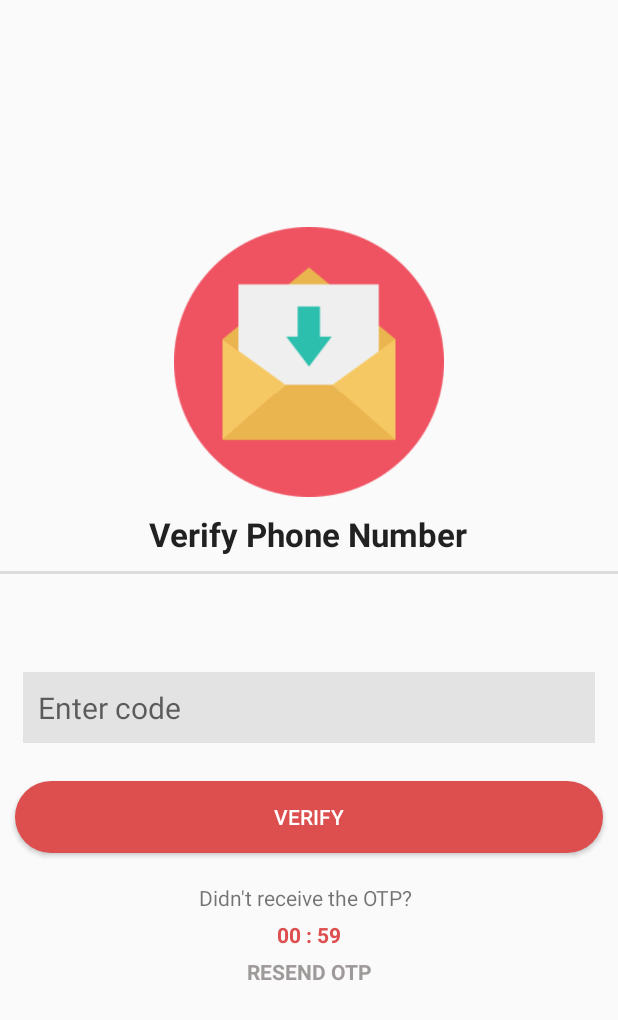
After one commit to RakibulNayeem/MediAide, an Android app: the VerifyPhoneNo_3 screen opened directly, with no data from a screen before it, on a phone screen of 412 x 824 dp. The commit adds this screen. Shown: the top 1020 px of the screen. Run offline under Robolectric (Android 15) with nearby library versions, the phone set to English and light mode, and no system bars; our stand-ins replace Firebase (no records; nobody signed in at launch, a user with empty details on screens opened directly).

Commit message:
donor activity update

```diff
--- a/app/src/main/AndroidManifest.xml
+++ b/app/src/main/AndroidManifest.xml
@@ -83,7 +83,7 @@
         <activity android:name=".ChangePP" />
         <activity android:name=".MainActivity" />
         <activity android:name=".Profile.UpdateProfile" />
-        <activity android:name=".Donor.SearchActivity" />
+        <activity android:name=".Donor.BloodDonorActivity" />
     </application>
 
 </manifest>
--- a/app/src/main/java/com/rakibulnayeem/mediaide/Donor/SearchAdapter.java
+++ b/app/src/main/java/com/rakibulnayeem/mediaide/Donor/BloodDonorAdapter.java
@@ -17,7 +17,7 @@ import com.rakibulnayeem.mediaide.Profile.UsersProfile;
 
 import java.util.List;
 
-public class SearchAdapter extends RecyclerView.Adapter<SearchAdapter.MyViewHolder> {
+public class BloodDonorAdapter extends RecyclerView.Adapter<BloodDonorAdapter.MyViewHolder> {
 
 
     private Context context;
@@ -28,7 +28,7 @@ public class SearchAdapter extends RecyclerView.Adapter<SearchAdapter.MyViewHold
     String current_uid;
     DatabaseReference clickDataRef;
 
-    public SearchAdapter(Context context, List<SignUpAdapter> uploadList) {
+    public BloodDonorAdapter(Context context, List<SignUpAdapter> uploadList) {
         this.context = context;
         this.uploadList = uploadList;
     }
--- a/app/src/main/java/com/rakibulnayeem/mediaide/MainActivity.java
+++ b/app/src/main/java/com/rakibulnayeem/mediaide/MainActivity.java
@@ -214,7 +214,7 @@ public class MainActivity extends AppCompatActivity  {
                         case R.id.nav_request :
                             //fragment transaction
 
-                            actionBar.setTitle("Request");//change action bar title
+                            actionBar.setTitle("Blood Request");//change action bar title
                             RequestFragment requestFragment = new RequestFragment();
                             FragmentTransaction ft2 = getSupportFragmentManager().beginTransaction();
                             ft2.replace(R.id.content,requestFragment,"");
--- /dev/null
+++ b/app/src/main/java/com/rakibulnayeem/mediaide/SignUpLogIn/VerifyPhoneNo_3.java
@@ -0,0 +1,339 @@
+package com.rakibulnayeem.mediaide.SignUpLogIn;
+
+import androidx.annotation.NonNull;
+import androidx.appcompat.app.ActionBar;
+import androidx.appcompat.app.AppCompatActivity;
+
+import android.content.Intent;
+import android.graphics.Color;
+import android.os.Bundle;
+import android.os.CountDownTimer;
+import android.util.Log;
+import android.view.View;
+import android.view.WindowManager;
+import android.widget.Button;
+import android.widget.EditText;
+import android.widget.ProgressBar;
+import android.widget.TextView;
+import android.widget.Toast;
+
+import com.google.android.gms.tasks.OnCompleteListener;
+import com.google.android.gms.tasks.Task;
+import com.google.firebase.FirebaseException;
+import com.google.firebase.FirebaseTooManyRequestsException;
+import com.google.firebase.auth.AuthResult;
+import com.google.firebase.auth.FirebaseAuth;
+import com.google.firebase.auth.FirebaseAuthInvalidCredentialsException;
+import com.google.firebase.auth.FirebaseUser;
+import com.google.firebase.auth.PhoneAuthCredential;
+import com.google.firebase.auth.PhoneAuthOptions;
+import com.google.firebase.auth.PhoneAuthProvider;
+import com.google.firebase.database.DataSnapshot;
+import com.google.firebase.database.DatabaseError;
+import com.google.firebase.database.DatabaseReference;
+import com.google.firebase.database.FirebaseDatabase;
+import com.google.firebase.database.Query;
+import com.google.firebase.database.ValueEventListener;
+import com.rakibulnayeem.mediaide.MainActivity;
+import com.rakibulnayeem.mediaide.R;
+
+import java.util.Locale;
+import java.util.concurrent.TimeUnit;
+
+public class VerifyPhoneNo_3 extends AppCompatActivity implements View.OnClickListener {
+    private static final String TAG = "PhoneAuthActivity";
+
+
+    EditText otp;
+    TextView resendOtpBtn, countDownTimerTv;
+    CountDownTimer countDownTimer;
+    Button verifyBtn;
+    String no;
+    String phoneNumber;
+    private FirebaseAuth mAuth;
+    private FirebaseUser user;
+    private ProgressBar progressBar;
+    DatabaseReference databaseReference;
+
+    private String mVerificationId;
+    private PhoneAuthProvider.ForceResendingToken mResendToken;
+
+    @Override
+    protected void onCreate(Bundle savedInstanceState) {
+        super.onCreate(savedInstanceState);
+        setContentView(R.layout.activity_verify_phone_no3);
+        //No notification bar
+        getWindow().setFlags(WindowManager.LayoutParams.FLAG_FULLSCREEN,
+                WindowManager.LayoutParams.FLAG_FULLSCREEN);
+
+        ActionBar actionBar = getSupportActionBar();
+        actionBar.hide();
+
+        mAuth = FirebaseAuth.getInstance();
+        otp = findViewById(R.id.otpEtId);
+        countDownTimerTv = findViewById(R.id.countDownTimerTvId);
+        progressBar = findViewById(R.id.progressBarVerifyId);
+        databaseReference = FirebaseDatabase.getInstance().getReference("persons_info");
+
+        no = getIntent().getStringExtra("phone_number");
+        phoneNumber = no;
+        verifyBtn = (Button) findViewById(R.id.verifyOTPBtnId);
+        resendOtpBtn = findViewById(R.id.resendOtpId);
+
+        //send verification code
+        startPhoneNumberVerification(phoneNumber);
+
+        countDownTimer = new CountDownTimer(60000,1000) {
+            @Override
+            public void onTick(long millisUntilFinished) {
+
+                countDownTimerTv.setVisibility(View.VISIBLE);
+                resendOtpBtn.setEnabled(false);
+                resendOtpBtn.setTextColor(Color.parseColor("#9e9a99"));
+                //when tick
+                //convert millisecond to minute and second
+                //countDownTimerTv.setText(millisUntilFinished/1000 + " sec left");
+                String sDuration = String.format(Locale.ENGLISH, "%02d : %02d",
+                        TimeUnit.MILLISECONDS.toMinutes(millisUntilFinished)
+                        , TimeUnit.MILLISECONDS.toSeconds(millisUntilFinished) -
+                                TimeUnit.MINUTES.toSeconds(TimeUnit.MILLISECONDS.toMinutes(millisUntilFinished)));
+
+                countDownTimerTv.setText(sDuration);
+            }
+
+            @Override
+            public void onFinish() {
+                countDownTimerTv.setVisibility(View.GONE);
+                resendOtpBtn.setTextColor(Color.parseColor("#DD4E4E"));
+                resendOtpBtn.setEnabled(true);
+            }
+        };
+
+
+
+        countDownTimer.start();
+
+
+
+        verifyBtn.setOnClickListener(this);
+        resendOtpBtn.setOnClickListener(this);
+
+
+
+    }
+
+
+    @Override
+    public void onClick(View v) {
+        if (v == verifyBtn)
+        {
+
+            String code = otp.getText().toString().trim();
+            if (code.isEmpty() || code.length() < 6) {
+                otp.setError("Enter valid code");
+                otp.requestFocus();
+                return;
+            }
+            progressBar.setVisibility(View.VISIBLE);
+            //verifying the code entered manually
+            verifyPhoneNumberWithCode(code);
+        }
+
+
+        else if(v == resendOtpBtn)
+        {
+            Toast.makeText(getApplicationContext(),"Code again sent  to +88"+no,Toast.LENGTH_SHORT).show();
+            resendVerificationCode(no, mResendToken);
+
+            countDownTimer.start();
+        }
+
+    }
+
+    // [START on_start_check_user]
+    @Override
+    public void onStart() {
+        super.onStart();
+        // Check if user is signed in (non-null) and update UI accordingly.
+        FirebaseUser currentUser = mAuth.getCurrentUser();
+        updateUI(currentUser);
+    }
+    // [END on_start_check_user]
+
+    //send verification code
+    private void startPhoneNumberVerification(String phoneNumber) {
+        // [START start_phone_auth]
+        PhoneAuthOptions options =
+                PhoneAuthOptions.newBuilder(mAuth)
+                        .setPhoneNumber("+88"+phoneNumber)       // Phone number to verify
+                        .setTimeout(60L, TimeUnit.SECONDS) // Timeout and unit
+                        .setActivity(this)                 // Activity (for callback binding)
+                        .setCallbacks(mCallbacks)          // OnVerificationStateChangedCallbacks
+                        .build();
+        PhoneAuthProvider.verifyPhoneNumber(options);
+        // [END start_phone_auth]
+    }
+           //verify verification code
+    private void verifyPhoneNumberWithCode(String code) {
+        // [START verify_with_code]
+        PhoneAuthCredential credential = PhoneAuthProvider.getCredential(mVerificationId, code);
+       //signing the user
+        signInWithPhoneAuthCredential(credential);
+        // [END verify_with_code]
+    }
+  /*  private void verifyVerificationCode(String code) {
+        //creating the credential
+        PhoneAuthCredential credential = PhoneAuthProvider.getCredential(mVerificationId, code);
+
+        //signing the user
+        signInWithPhoneAuthCredential(credential);
+    }
+
+   */
+
+
+    // Initialize phone auth callbacks
+    // [START phone_auth_callbacks]
+    private PhoneAuthProvider.OnVerificationStateChangedCallbacks   mCallbacks = new PhoneAuthProvider.OnVerificationStateChangedCallbacks() {
+
+        @Override
+        public void onVerificationCompleted(PhoneAuthCredential credential) {
+            // This callback will be invoked in two situations:
+            // 1 - Instant verification. In some cases the phone number can be instantly
+            //     verified without needing to send or enter a verification code.
+            // 2 - Auto-retrieval. On some devices Google Play services can automatically
+            //     detect the incoming verification SMS and perform verification without
+            //     user action.
+            Log.d(TAG, "onVerificationCompleted:" + credential);
+
+            //Getting the code sent by SMS
+            String code = credential.getSmsCode();
+
+            //sometime the code is not detected automatically
+            //in this case the code will be null
+            //so user has to manually enter the code
+            if (code != null) {
+                otp.setText(code);
+                //verifying the code
+                progressBar.setVisibility(View.VISIBLE);
+                verifyPhoneNumberWithCode(code);
+            }
+
+           // signInWithPhoneAuthCredential(credential);
+        }
+
+        @Override
+        public void onVerificationFailed(FirebaseException e) {
+            // This callback is invoked in an invalid request for verification is made,
+            // for instance if the the phone number format is not valid.
+            Toast.makeText(VerifyPhoneNo_3.this, e.getMessage(), Toast.LENGTH_LONG).show();
+
+            // Show a message and update the UI
+        }
+
+        @Override
+        public void onCodeSent(@NonNull String verificationId,
+                @NonNull PhoneAuthProvider.ForceResendingToken token) {
+            // The SMS verification code has been sent to the provided phone number, we
+            // now need to ask the user to enter the code and then construct a credential
+            // by combining the code with a verification ID.
+           // Log.d(TAG, "onCodeSent:" + verificationId);
+
+            // Save verification ID and resending token so we can use them later
+            mVerificationId = verificationId;
+            mResendToken = token;
+        }
+    };
+    // [END phone_auth_callbacks]
+
+
+
+
+    // [START resend_verification]
+    private void resendVerificationCode(String phoneNumber,
+                                        PhoneAuthProvider.ForceResendingToken token) {
+        PhoneAuthOptions options =
+                PhoneAuthOptions.newBuilder(mAuth)
+                        .setPhoneNumber("+88"+phoneNumber)       // Phone number to verify
+                        .setTimeout(60L, TimeUnit.SECONDS) // Timeout and unit
+                        .setActivity(this)                 // Activity (for callback binding)
+                        .setCallbacks(mCallbacks)          // OnVerificationStateChangedCallbacks
+                        .setForceResendingToken(token)     // ForceResendingToken from callbacks
+                        .build();
+        PhoneAuthProvider.verifyPhoneNumber(options);
+    }
+    // [END resend_verification]
+
+    // [START sign_in_with_phone]
+    private void signInWithPhoneAuthCredential(PhoneAuthCredential credential) {
+        mAuth.signInWithCredential(credential)
+                .addOnCompleteListener(this, new OnCompleteListener<AuthResult>() {
+                    @Override
+                    public void onComplete(@NonNull Task<AuthResult> task) {
+                        if (task.isSuccessful()) {
+                            //verification successful we will start the profile activity
+                            //verify old and new user
+
+                            Query query = databaseReference.orderByChild("phone_number").equalTo("+88" + no);
+                            query.addValueEventListener(new ValueEventListener() {
+                                @Override
+                                public void onDataChange(@NonNull DataSnapshot dataSnapshot) {
+                                    //check until required data get
+                                    if (dataSnapshot.exists()) {
+                                        //add the username
+                                        Toast.makeText(VerifyPhoneNo_3.this, "Welcome Back!", Toast.LENGTH_SHORT).show();
+                                        Intent intent = new Intent(getApplicationContext(), MainActivity.class);
+                                        startActivity(intent);
+
+                                    }
+                                    else
+                                    {
+                                        Toast.makeText(VerifyPhoneNo_3.this, "Welcome to MediAid!", Toast.LENGTH_SHORT).show();
+                                        startActivity(new Intent(getApplicationContext(), SignUp.class));
+                                    }
+                                    finish();
+                                }
+
+                                @Override
+                                public void onCancelled(@NonNull DatabaseError databaseError) {
+
+                                    Toast.makeText(getApplicationContext(), "Failed to load information ", Toast.LENGTH_LONG).show();
+                                }
+                            });
+
+
+                        } else {
+
+                            //verification unsuccessful.. display an error message
+                            showInfoToUser(task);
+
+
+                        }
+                    }
+                });
+    }
+    // [END sign_in_with_phone]
+
+    private void updateUI(FirebaseUser user) {
+
+    }
+
+    private void showInfoToUser(Task<AuthResult> task) {
+
+        //here manage the exceptions and show relevant information to user
+        progressBar.setVisibility(View.GONE);
+
+        if (task.getException() instanceof FirebaseAuthInvalidCredentialsException){
+            //invalid phone /otp
+            otp.setError("Invalid code.");
+            otp.requestFocus();
+            return;
+        }
+        else {
+            Toast.makeText(getApplicationContext(),"Register is unsuccessful",Toast.LENGTH_LONG).show();
+        }
+
+    }
+
+
+}
--- a/app/src/main/java/com/rakibulnayeem/mediaide/ZillaList.java
+++ b/app/src/main/java/com/rakibulnayeem/mediaide/ZillaList.java
@@ -17,7 +17,7 @@ import androidx.appcompat.app.AppCompatActivity;
 import com.rakibulnayeem.mediaide.Ambulances.Ambulance;
 import com.rakibulnayeem.mediaide.BloodBanks.BloodBank;
 import com.rakibulnayeem.mediaide.Doctor.Doctors;
-import com.rakibulnayeem.mediaide.Donor.SearchActivity;
+import com.rakibulnayeem.mediaide.Donor.BloodDonorActivity;
 import com.rakibulnayeem.mediaide.Hospital.Hospital;
 import com.rakibulnayeem.mediaide.Hospital.HospitalList;
 import com.rakibulnayeem.mediaide.Hospital.HospitalListAdmin;
@@ -105,7 +105,7 @@ public class ZillaList extends AppCompatActivity implements AdapterView.OnItemCl
 
         else if (Name.equals("donor_search"))
         {
-            Intent intent = new Intent(getApplicationContext(), SearchActivity.class);
+            Intent intent = new Intent(getApplicationContext(), BloodDonorActivity.class);
             intent.putExtra("zillaName",value);
             startActivity(intent);
             finish();
--- a/app/src/main/res/layout/activity_search.xml
+++ b/app/src/main/res/layout/activity_blood_donor.xml
@@ -5,7 +5,7 @@
     android:layout_width="match_parent"
     android:layout_height="match_parent"
     android:orientation="vertical"
-    tools:context=".Donor.SearchActivity">
+    tools:context=".Donor.BloodDonorActivity">
 
 
     <LinearLayout
--- /dev/null
+++ b/app/src/main/res/layout/activity_verify_phone_no3.xml
@@ -0,0 +1,110 @@
+<?xml version="1.0" encoding="utf-8"?>
+<LinearLayout xmlns:android="http://schemas.android.com/apk/res/android"
+    xmlns:app="http://schemas.android.com/apk/res-auto"
+    xmlns:tools="http://schemas.android.com/tools"
+    android:layout_width="match_parent"
+    android:layout_height="match_parent"
+    android:orientation="vertical"
+    android:gravity="center"
+    tools:context=".SignUpLogIn.VerifyPhoneNo_3">
+
+    <LinearLayout
+        android:gravity="center"
+        android:orientation="vertical"
+        android:layout_width="match_parent"
+        android:layout_height="wrap_content">
+
+        <ImageView
+            android:layout_width="270px"
+            android:layout_height="270px"
+            android:src="@drawable/receive_mail"
+            />
+
+        <TextView
+            android:layout_marginTop="10dp"
+            android:layout_width="wrap_content"
+            android:layout_height="wrap_content"
+            android:textAppearance="?android:attr/textAppearanceLarge"
+            android:text="Verify Phone Number"
+            android:textStyle="bold"
+            android:id="@+id/textView"
+            android:layout_marginBottom="10dp"
+            android:layout_gravity="center_horizontal" />
+
+        <LinearLayout
+            android:layout_marginBottom="50dp"
+            android:background="#DDDCDC"
+            android:layout_width="match_parent"
+            android:layout_height="2dp">
+
+        </LinearLayout>
+
+        <EditText
+            android:layout_margin="15dp"
+            android:id="@+id/otpEtId"
+            android:layout_width="match_parent"
+            android:layout_height="wrap_content"
+            android:textSize="20sp"
+            android:hint="Enter code"
+            android:background="#E3E3E3"
+            android:inputType="phone"
+            android:padding="10dp"
+            />
+
+        <Button
+            android:layout_margin="10dp"
+            android:id="@+id/verifyOTPBtnId"
+            android:layout_marginTop="30dp"
+            android:layout_width="match_parent"
+            android:layout_height="wrap_content"
+            android:text="Verify"
+            style="@style/Widget.AppCompat.Button.Colored"
+            android:background="@drawable/round_bg"
+            />
+
+        <ProgressBar
+            android:layout_marginTop="10dp"
+            android:visibility="gone"
+            android:layout_width="wrap_content"
+            android:layout_height="wrap_content"
+            android:id="@+id/progressBarVerifyId"
+            android:layout_gravity="center"/>
+        <TextView
+            android:layout_marginTop="10dp"
+            android:textAlignment="center"
+            android:layout_width="wrap_content"
+            android:layout_height="wrap_content"
+            android:text="Didn't receive the OTP? "
+
+            />
+
+        <TextView
+            android:id="@+id/countDownTimerTvId"
+            android:layout_width="match_parent"
+            android:layout_height="wrap_content"
+            android:layout_margin="5dp"
+            android:text=""
+            android:textColor="@color/colorPrimary"
+            android:textAlignment="center"
+            android:textStyle="bold" />
+
+        <TextView
+            android:textAlignment="center"
+            android:layout_marginBottom="15dp"
+            android:layout_width="match_parent"
+            android:layout_height="wrap_content"
+            android:text="RESEND OTP"
+            android:cursorVisible="false"
+            android:textStyle="bold"
+            android:textColor="#9e9a99"
+            android:id="@+id/resendOtpId"
+            />
+
+
+
+    </LinearLayout>
+
+
+
+
+</LinearLayout>
--- a/app/src/main/res/layout/fragment_home.xml
+++ b/app/src/main/res/layout/fragment_home.xml
@@ -64,14 +64,14 @@
                                 android:layout_marginTop="10dp"
                                 android:layout_width="46dp"
                                 android:layout_height="46dp"
-                                android:src="@drawable/search_icon"
+                                android:src="@drawable/blood_donor"
                                 />
                             <TextView
                                 android:textAlignment="center"
                                 android:padding="5dp"
                                 android:layout_width="wrap_content"
                                 android:layout_height="wrap_content"
-                                android:text="@string/search"
+                                android:text="@string/blood_donor"
                                 android:textStyle="bold"
                                 android:textAppearance="@style/TextAppearance.AppCompat.Large"
                                 />
--- a/app/src/main/res/values/strings.xml
+++ b/app/src/main/res/values/strings.xml
@@ -117,6 +117,7 @@
     <string name="phone_number">Phone number</string>
     <string name="status_e_g_i_want_to_donate_blood_any_area_in_rajshahi">Status(e.g: I want to donate blood any area in Rajshahi.)</string>
     <string name="select_hospital">Select Hospital</string>
+    <string name="blood_donor">Blood Donor</string>
     <string name="search">Search</string>
 
     <string-array name="bd_districts">
```
Also changed, not shown: app/src/main/java/com/rakibulnayeem/mediaide/Donor/BloodDonorActivity.java (renamed from app/src/main/java/com/rakibulnayeem/mediaide/Donor/SearchActivity.java, +16 -16 lines), app/src/main/java/com/rakibulnayeem/mediaide/Fragments/HomeFragment.java (+2 -5 lines), app/src/main/res/drawable/ic_signout_24.xml (added, +10 -0 lines), app/src/main/res/drawable/blood_donor.png (added), app/src/main/res/drawable/share_green_24.png (added).
